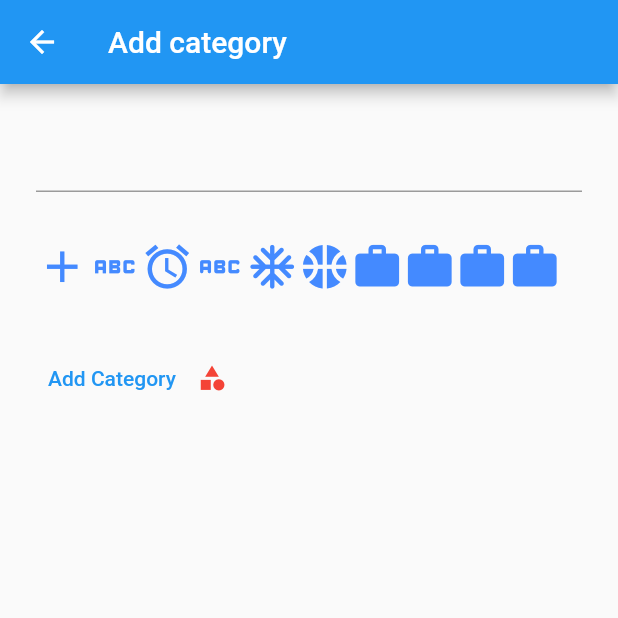
After one commit to Abdusamad98/my_todo_app, a Flutter app: the TabBox screen opened directly, after a tap on "Add category", on a phone screen of 412 x 824 dp, the top half of it. The commit adds this screen. Run offline on Flutter 3.47's test engine with Material 2 defaults, Android fonts, the phone set to English and light mode, and no system bars; our stand-ins replace easy_localization, flutter_svg, fluttertoast, image_picker, modal_bottom_sheet and 2 more; missing offline and left inert: dart:ffi; accounts and stored records are empty.

Commit message:
added new changes

```diff
--- a/assets/translations/en_EN.json
+++ /dev/null
@@ -1,4 +0,0 @@
-{
-  "profile": "Profile",
-  "done": "Done"
-}
--- a/assets/translations/ru_RU.json
+++ /dev/null
@@ -1,4 +0,0 @@
-{
-  "profile": "Профиль",
-  "done": "Сделанный"
-}
--- a/assets/translations/uz_UZ.json
+++ /dev/null
@@ -1,4 +0,0 @@
-{
-  "profile": "Profil",
-  "done": "Bajarildi"
-}
--- /dev/null
+++ b/lib/category_add_screen/category_add_screen.dart
@@ -0,0 +1,135 @@
+import 'package:flutter/material.dart';
+import 'package:my_todo_app/data/local_data/db/cached_category.dart';
+import 'package:my_todo_app/data/my_repository.dart';
+import 'package:my_todo_app/utils/utility_functions.dart';
+
+class CategoryAddScreen extends StatefulWidget {
+  const CategoryAddScreen({Key? key, required this.onCategoryAddedListener})
+      : super(key: key);
+
+  final ValueChanged<bool> onCategoryAddedListener;
+
+  @override
+  State<CategoryAddScreen> createState() => _CategoryAddScreenState();
+}
+
+class _CategoryAddScreenState extends State<CategoryAddScreen> {
+  List<IconData> icons = [];
+  int iconCodePoint = 0;
+  final TextEditingController textController = TextEditingController();
+
+  @override
+  void initState() {
+    _init();
+    super.initState();
+  }
+
+  void _init() {
+    icons.add(
+      Icons.add,
+    );
+    icons.add(
+      Icons.abc,
+    );
+    icons.add(
+      Icons.access_alarms,
+    );
+    icons.add(
+      Icons.abc_rounded,
+    );
+    icons.add(
+      Icons.ac_unit_rounded,
+    );
+    icons.add(
+      Icons.sports_basketball,
+    );
+    icons.add(
+      Icons.work,
+    );
+    icons.add(
+      Icons.work,
+    );
+    icons.add(
+      Icons.work,
+    );
+    icons.add(
+      Icons.work,
+    );
+  }
+
+  @override
+  Widget build(BuildContext context) {
+    return Scaffold(
+      appBar: AppBar(
+        title: Text("Add category"),
+      ),
+      body: Padding(
+        padding: EdgeInsets.all(24),
+        child: Column(
+          children: [
+            TextField(
+              controller: textController,
+            ),
+            Container(
+              height: 100,
+              child: ListView(
+                scrollDirection: Axis.horizontal,
+                children: List.generate(
+                    icons.length,
+                    (index) => GestureDetector(
+                          onTap: () {
+                            iconCodePoint = icons[index].codePoint;
+                          },
+                          child: Icon(
+                            icons[index],
+                            size: 35,
+                            color: Colors.blueAccent,
+                          ),
+                        )),
+              ),
+            ),
+            TextButton(
+                onPressed: () async {
+                  String categoryName = textController.text;
+                  if (categoryName.isEmpty) {
+                    UtilityFunctions.getMyToast(message: "Write category name");
+                  } else if (iconCodePoint == 0) {
+                    UtilityFunctions.getMyToast(
+                        message: "Choose category icon");
+                  } else {
+                    var categ = CachedCategory(
+                      categoryName: categoryName,
+                      iconPath: iconCodePoint,
+                      categoryColor: Colors.blueAccent.value,
+                    );
+                    var t = await MyRepository.insertCachedCategory(
+                      cachedCategory: categ,
+                    );
+                    if (t.id != null) {
+                      UtilityFunctions.getMyToast(
+                          message: "Category added successfully");
+                      widget.onCategoryAddedListener.call(true);
+                    } else {
+                      widget.onCategoryAddedListener.call(false);
+                    }
+                  }
+                },
+                child: Row(
+                  children: [
+                    Text("Add Category"),
+                    SizedBox(
+                      width: 14,
+                    ),
+                    Icon(
+                      Icons.category,
+                      size: 20,
+                      color: Colors.red,
+                    )
+                  ],
+                ))
+          ],
+        ),
+      ),
+    );
+  }
+}
--- a/lib/data/my_repository.dart
+++ b/lib/data/my_repository.dart
@@ -134,4 +134,8 @@ class MyRepository {
   static Future<int> clearAllCachedCategories() async {
     return await LocalDatabase.deleteAllCachedCategories();
   }
+  static Future<void> updateMyLocale(String updateLocale) async {
+    await StorageRepository.getInstance();
+    await StorageRepository.putString(key:"current_locale", value: updateLocale);
+  }
 }
--- a/lib/presentation/tabs/todo_list/todo_list_screen.dart
+++ b/lib/presentation/tabs/todo_list/todo_list_screen.dart
@@ -3,6 +3,7 @@ import 'dart:io';
 import 'package:easy_localization/easy_localization.dart';
 import 'package:flutter/material.dart';
 import 'package:modal_bottom_sheet/modal_bottom_sheet.dart';
+import 'package:my_todo_app/category_add_screen/category_add_screen.dart';
 import 'package:my_todo_app/data/local_data/db/cached_category.dart';
 import 'package:my_todo_app/data/local_data/db/cached_todo.dart';
 import 'package:my_todo_app/data/my_repository.dart';
@@ -15,6 +16,7 @@ import 'package:my_todo_app/presentation/tabs/todo_list/widgets/modal_top_view.d
 import 'package:my_todo_app/presentation/tabs/todo_list/widgets/select_date_item.dart';
 import 'package:my_todo_app/presentation/tabs/todo_list/widgets/select_urgent_level.dart';
 import 'package:my_todo_app/presentation/tabs/todo_list/widgets/todos_item.dart';
+import 'package:my_todo_app/utils/styles.dart';
 import 'package:my_todo_app/utils/utility_functions.dart';
 
 class ToDoListScreen extends StatefulWidget {
@@ -91,6 +93,54 @@ class _ToDoListScreenState extends State<ToDoListScreen> {
     return Scaffold(
       appBar: AppBar(
         actions: [
+          TextButton(
+              onPressed: () {
+                Navigator.push(context,
+                    MaterialPageRoute(builder: (BuildContext context) {
+                  return CategoryAddScreen(
+                    onCategoryAddedListener: (value){
+                      if(value){
+                        _init();
+                      }
+                      print("CATEGORY ADDED:$value");
+                    },
+                  );
+                }));
+                // showDialog(
+                //     context: context,
+                //     builder: (BuildContext context) {
+                //       return Dialog(
+                //         insetPadding:
+                //             const EdgeInsets.symmetric(horizontal: 24),
+                //         child: Container(
+                //           padding: const EdgeInsets.all(16),
+                //           decoration: BoxDecoration(
+                //               color: Colors.white,
+                //               borderRadius: BorderRadius.circular(16)),
+                //           height: 350,
+                //           width: double.infinity,
+                //           child: Column(
+                //             children: [
+                //               TextField(
+                //
+                //               ),
+                //
+                //               Container(
+                //                 height: 100,
+                //                 child: ListView(
+                //                   children: List.generate(, (index) => null),
+                //                 ),
+                //               )
+                //             ],
+                //           ),
+                //         ),
+                //       );
+                //     });
+              },
+              child: Text(
+                "Add category",
+                style: MyTextStyle.interMedium500.copyWith(color: Colors.white),
+              )),
           IconButton(
               onPressed: () {
                 showCupertinoModalBottomSheet(
@@ -272,7 +322,7 @@ class _ToDoListScreenState extends State<ToDoListScreen> {
               },
               icon: const Icon(Icons.add))
         ],
-        leading:const ProfileImageAppbar(),
+        leading: const ProfileImageAppbar(),
         title: const Text("Todo List"),
       ),
       body: ListView(
--- a/lib/presentation/tabs/todo_list/widgets/category_item.dart
+++ b/lib/presentation/tabs/todo_list/widgets/category_item.dart
@@ -34,7 +34,7 @@ class CategoryItem extends StatelessWidget {
                   crossAxisAlignment: CrossAxisAlignment.center,
                   children: [
                     Icon(
-                      IconData(categoryModel.iconPath,fontFamily: "Inter-Medium"),
+                      IconData(categoryModel.iconPath,fontFamily: "MaterialIcons"),
                       size: 35,
                       color: MyColors.white,
                     ),
--- a/lib/presentation/tabs/todo_list/widgets/todos_item.dart
+++ b/lib/presentation/tabs/todo_list/widgets/todos_item.dart
@@ -105,7 +105,7 @@ class TodosItem extends StatelessWidget {
                       ),
                       Icon(IconData(
                         category.iconPath,
-                        fontFamily: "Inter-Medium",
+                        fontFamily: "MaterialIcons",
                       )),
                     ],
                   );
```
Also changed, not shown: assets/translations/en-EN.json (added, +10 -0 lines), assets/translations/ru-RU.json (added, +10 -0 lines), assets/translations/uz-UZ.json (added, +10 -0 lines), lib/main.dart (+21 -2 lines), lib/presentation/tabs/profile/profile_screen.dart (+10 -1 lines), lib/presentation/tabs/profile/sub_screens/settings_screen.dart (+79 -0 lines), lib/presentation/tabs/profile/widgets/language_item.dart (added, +46 -0 lines), lib/presentation/tabs/tab_box/tab_box.dart (+40 -4 lines), 1 other file.
